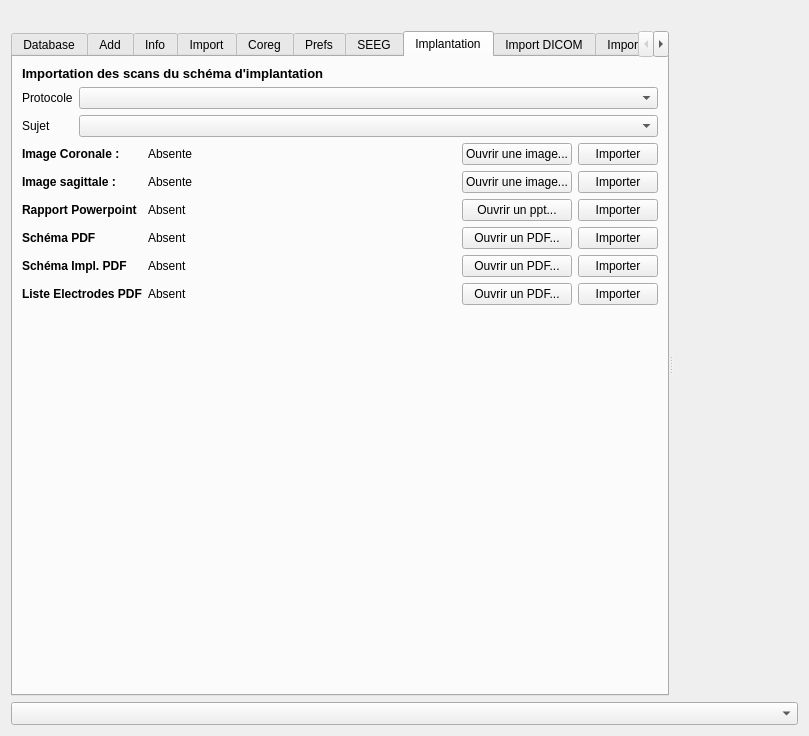
The window that ImageImport.ui (IntrAnatSEEGSoftware/IntrAnat) describes before a commit, drawn with Qt 5.
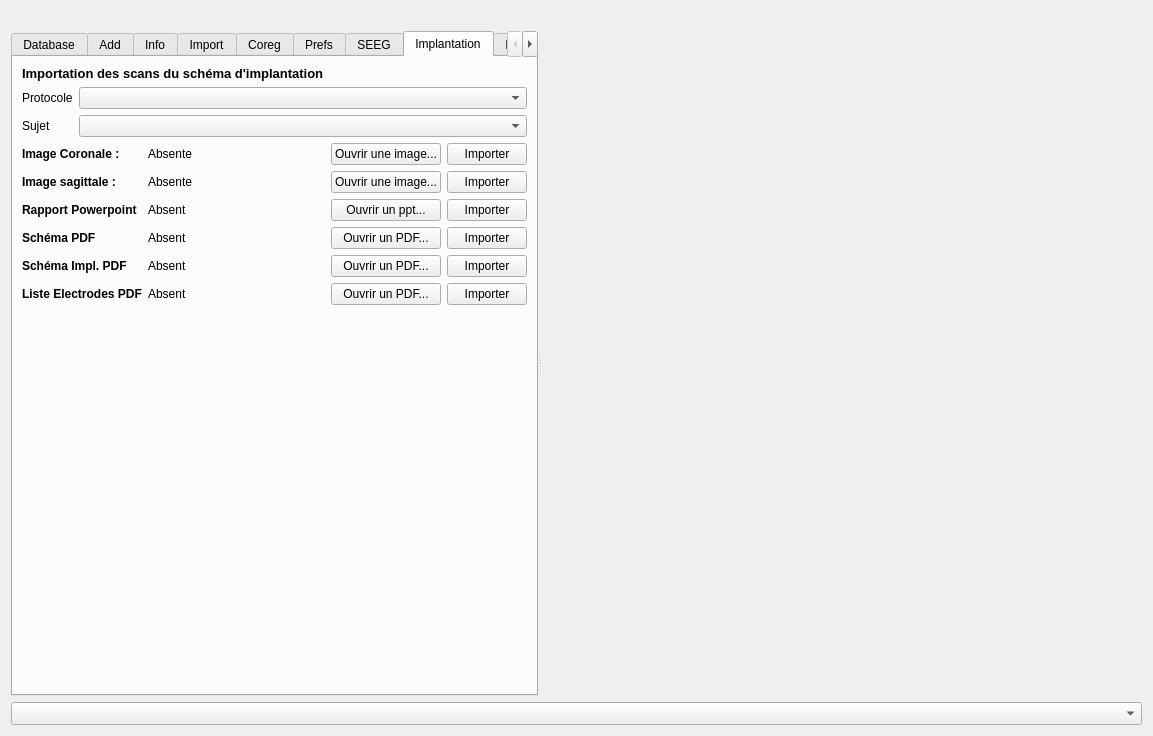
The same window after the commit. The open tabs and pages were chosen to show the change.

Commit message: Fix resize policy

The edit to the form file:
```diff
--- a/ImageImport.ui
+++ b/ImageImport.ui
@@ -29,6 +29,12 @@
    </item>
    <item>
     <widget class="QSplitter" name="splitter">
+     <property name="sizePolicy">
+      <sizepolicy hsizetype="Expanding" vsizetype="Preferred">
+       <horstretch>0</horstretch>
+       <verstretch>0</verstretch>
+      </sizepolicy>
+     </property>
      <property name="orientation">
       <enum>Qt::Horizontal</enum>
      </property>
@@ -37,7 +43,7 @@
        <bool>true</bool>
       </property>
       <property name="sizePolicy">
-       <sizepolicy hsizetype="Preferred" vsizetype="Expanding">
+       <sizepolicy hsizetype="Minimum" vsizetype="Expanding">
         <horstretch>0</horstretch>
         <verstretch>0</verstretch>
        </sizepolicy>
@@ -1589,7 +1595,7 @@
           <item row="0" column="1">
            <widget class="QLabel" name="implCoroLabel">
             <property name="sizePolicy">
-             <sizepolicy hsizetype="MinimumExpanding" vsizetype="Preferred">
+             <sizepolicy hsizetype="Expanding" vsizetype="Preferred">
               <horstretch>0</horstretch>
               <verstretch>0</verstretch>
              </sizepolicy>
@@ -1629,7 +1635,7 @@
           <item row="1" column="1" colspan="2">
            <widget class="QLabel" name="implSagLabel">
             <property name="sizePolicy">
-             <sizepolicy hsizetype="MinimumExpanding" vsizetype="Preferred">
+             <sizepolicy hsizetype="Expanding" vsizetype="Preferred">
               <horstretch>0</horstretch>
               <verstretch>0</verstretch>
              </sizepolicy>
@@ -1698,7 +1704,7 @@
           <item row="2" column="1">
            <widget class="QLabel" name="implPptLabel">
             <property name="sizePolicy">
-             <sizepolicy hsizetype="MinimumExpanding" vsizetype="Preferred">
+             <sizepolicy hsizetype="Expanding" vsizetype="Preferred">
               <horstretch>0</horstretch>
               <verstretch>0</verstretch>
              </sizepolicy>
@@ -1711,7 +1717,7 @@
           <item row="3" column="1">
            <widget class="QLabel" name="implPdfLabel">
             <property name="sizePolicy">
-             <sizepolicy hsizetype="MinimumExpanding" vsizetype="Preferred">
+             <sizepolicy hsizetype="Expanding" vsizetype="Preferred">
               <horstretch>0</horstretch>
               <verstretch>0</verstretch>
              </sizepolicy>
@@ -2307,11 +2313,17 @@
      </widget>
      <widget class="QWidget" name="windowContainer1" native="true">
       <property name="sizePolicy">
-       <sizepolicy hsizetype="MinimumExpanding" vsizetype="MinimumExpanding">
+       <sizepolicy hsizetype="Maximum" vsizetype="Expanding">
         <horstretch>0</horstretch>
         <verstretch>0</verstretch>
        </sizepolicy>
       </property>
+      <property name="minimumSize">
+       <size>
+        <width>600</width>
+        <height>0</height>
+       </size>
+      </property>
      </widget>
     </widget>
    </item>
```
Left out of the diff: 6 changed lines with no effect on the pictures. The commit also changes 2 other files.
